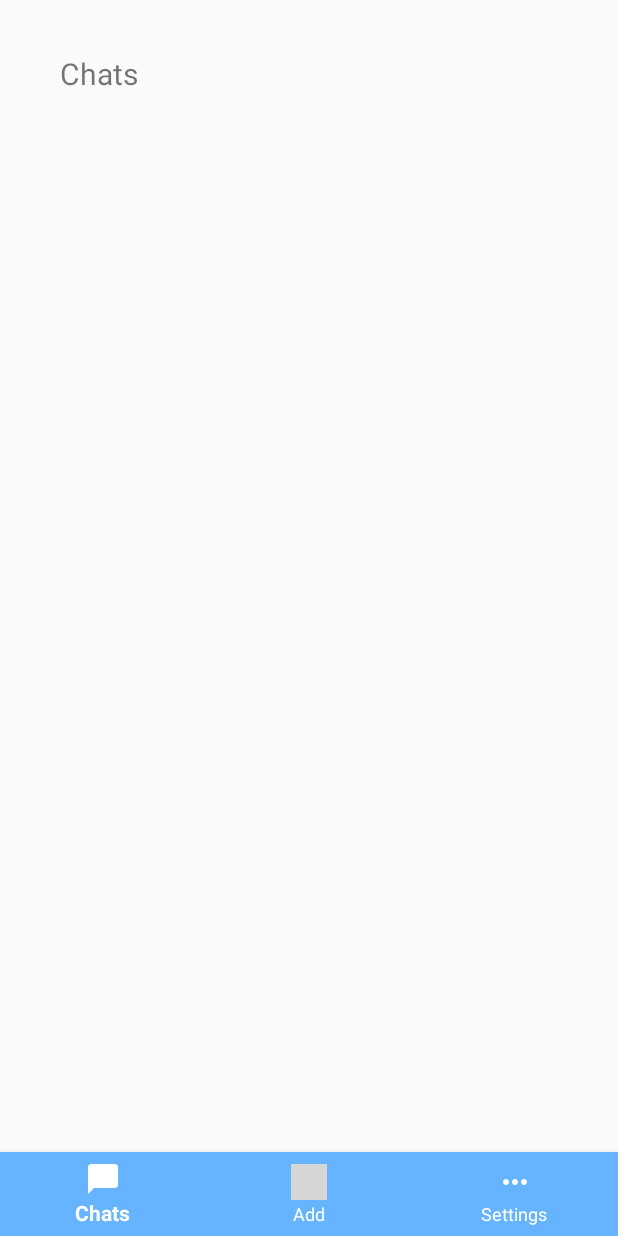
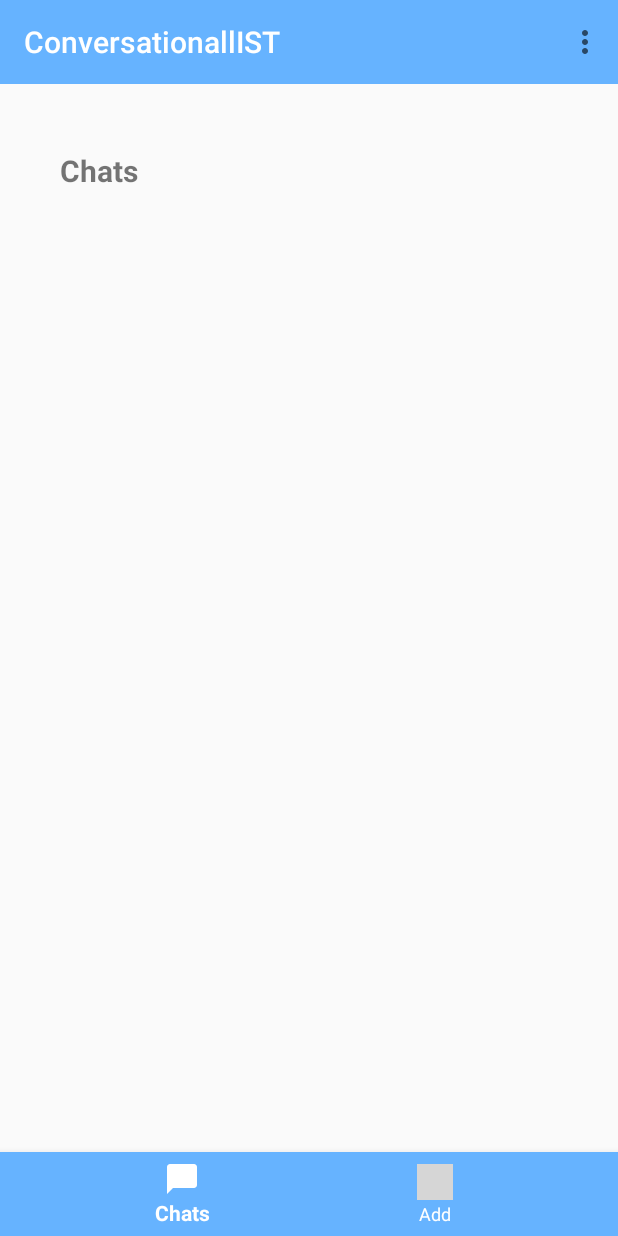
Before and after one commit to DannyIsYog/CMovProject, an Android app: the fragment ChatFragment placed in its activity, on a phone screen of 412 x 824 dp. Run offline under Robolectric (Android 15) with nearby library versions, the light colour scheme and no system bars; grey boxes are pictures that could not be loaded.

Commit message:
top bar added

```diff
--- a/app/src/main/java/pt/ulisboa/tecnico/cmov/cmovproject/ChatPage.java
+++ b/app/src/main/java/pt/ulisboa/tecnico/cmov/cmovproject/ChatPage.java
@@ -3,18 +3,22 @@ package pt.ulisboa.tecnico.cmov.cmovproject;
 import android.app.Activity;
 import android.os.Bundle;
 import android.renderscript.ScriptGroup;
+import android.view.Menu;
 import android.view.MenuItem;
 
 import androidx.annotation.NonNull;
 import androidx.appcompat.app.AppCompatActivity;
+import androidx.appcompat.widget.Toolbar;
 import androidx.fragment.app.Fragment;
 
 import com.google.android.material.bottomnavigation.BottomNavigationView;
+import com.google.android.material.navigation.NavigationView;
 
 
 public class ChatPage extends AppCompatActivity {
 
     private BottomNavigationView bottomNavigationView;
+    private Toolbar topbar;
 
     @Override
     protected void onCreate(Bundle savedInstanceState) {
@@ -22,8 +26,11 @@ public class ChatPage extends AppCompatActivity {
         setContentView(R.layout.activity_chat_page);
 
         bottomNavigationView=findViewById(R.id.bottomNav);
+        bottomNavigationView.setOnItemSelectedListener(bottomNavMethod);
 
-        bottomNavigationView.setOnItemSelectedListener(bottomNavMethod);
+        topbar=findViewById(R.id.topNav);
+        setSupportActionBar(topbar);
+
 
     }
 
@@ -40,10 +47,6 @@ public class ChatPage extends AppCompatActivity {
                 case R.id.addFragment:
                     fragment=new MoreFragment();
                     break;
-
-                case R.id.settingsFragment:
-                    fragment=new SettingsFragment();
-                    break;
             }
 
             getSupportFragmentManager().beginTransaction().replace(R.id.frameLayout,fragment).commit();
@@ -51,4 +54,13 @@ public class ChatPage extends AppCompatActivity {
         }
     };
 
+    @Override
+    public boolean onCreateOptionsMenu(Menu menu){
+
+        getMenuInflater().inflate(R.menu.top_nav_menu, menu);
+        return true;
+
+    }
+
+
 }
--- a/app/src/main/res/layout/activity_chat_page.xml
+++ b/app/src/main/res/layout/activity_chat_page.xml
@@ -1,6 +1,7 @@
 <?xml version="1.0" encoding="utf-8"?>
 <RelativeLayout xmlns:android="http://schemas.android.com/apk/res/android"
     xmlns:app="http://schemas.android.com/apk/res-auto"
+    xmlns:tools="http://schemas.android.com/tools"
     android:layout_width="match_parent"
     android:layout_height="match_parent">
 
@@ -8,11 +9,13 @@
         android:id="@+id/frameLayout"
         android:layout_width="match_parent"
         android:layout_height="match_parent"
-        app:layout_constraintBottom_toTopOf="@+id/bottomNav"
+        app:layout_constraintBottom_toTopOf="@id/bottomNav"
+        app:layout_constraintTop_toTopOf="@id/topNav"
         app:layout_constraintEnd_toEndOf="parent"
         app:layout_constraintStart_toStartOf="parent">
 
     </FrameLayout>
+
 
     <com.google.android.material.bottomnavigation.BottomNavigationView
         android:id="@+id/bottomNav"
@@ -20,13 +23,36 @@
         android:layout_height="wrap_content"
         android:layout_alignParentBottom="true"
         app:backgroundTint="@color/blue_ist"
+        app:itemIconTint="@color/white"
         app:itemTextColor="@color/white"
         app:layout_constraintEnd_toEndOf="parent"
-        app:menu="@menu/bottom_nav_menu"
-        app:itemIconTint="@color/white">
+        app:liftOnScroll="true"
+        app:menu="@menu/bottom_nav_menu">
+
+    </com.google.android.material.bottomnavigation.BottomNavigationView>
+
+    <com.google.android.material.appbar.AppBarLayout
+        android:layout_width="match_parent"
+        android:layout_height="wrap_content"
+        app:liftOnScroll="true"
+        >
+
+        <androidx.appcompat.widget.Toolbar
+            app:itemIconTint="@color/white"
+            app:menu="@menu/top_nav_menu"
+            android:id="@+id/topNav"
+            android:background="@color/blue_ist"
+            android:layout_width="match_parent"
+            android:layout_height="wrap_content"
+            app:title="ConversationallIST"
+            app:titleTextColor="@color/white">
+
+
+
+        </androidx.appcompat.widget.Toolbar>
+    </com.google.android.material.appbar.AppBarLayout>
 
 
 
 
-    </com.google.android.material.bottomnavigation.BottomNavigationView>
 </RelativeLayout>
--- a/app/src/main/res/layout/fragment_chat.xml
+++ b/app/src/main/res/layout/fragment_chat.xml
@@ -5,14 +5,18 @@
     android:layout_height="match_parent"
     tools:context=".ChatFragment">
 
-    <!-- TODO: Update blank fragment layout -->
+
     <TextView
         android:id="@+id/chatsFragment"
         android:layout_width="wrap_content"
         android:layout_height="wrap_content"
+        android:layout_marginStart="40dp"
+        android:layout_marginTop="100dp"
         android:text="Chats"
-        android:layout_marginTop="35dp"
-        android:layout_marginLeft="40dp"
-        android:textSize="20dp"/>
+        android:textSize="20dp"
+        android:textStyle="bold"
+
+        />
+
 
 </RelativeLayout>
--- a/app/src/main/res/menu/bottom_nav_menu.xml
+++ b/app/src/main/res/menu/bottom_nav_menu.xml
@@ -10,8 +10,5 @@
     <item android:title="Add"
         android:icon="@drawable/plus"
         android:id="@+id/addFragment"/>
-    <item android:title="Settings"
-        android:icon="@drawable/more"
-        android:id="@+id/settingsFragment" />
 
 </menu>
--- /dev/null
+++ b/app/src/main/res/menu/top_nav_menu.xml
@@ -0,0 +1,7 @@
+<?xml version="1.0" encoding="utf-8"?>
+<menu xmlns:app="http://schemas.android.com/apk/res-auto"
+    xmlns:android="http://schemas.android.com/apk/res/android">
+
+
+    <item android:title="Log Out" />
+</menu>
--- a/app/src/main/res/values/colors.xml
+++ b/app/src/main/res/values/colors.xml
@@ -9,6 +9,10 @@
     <color name="white">#FFFFFFFF</color>
     <color name="blue_ist">#66b3ff</color>
     <color name="dark_blue_ist">#0066ff</color>
+    <color name="colorAccent">#ffaaff</color>
+    <color name="colorSecondary">#f433a2ff</color>
+
+
 
 
 </resources>
```
